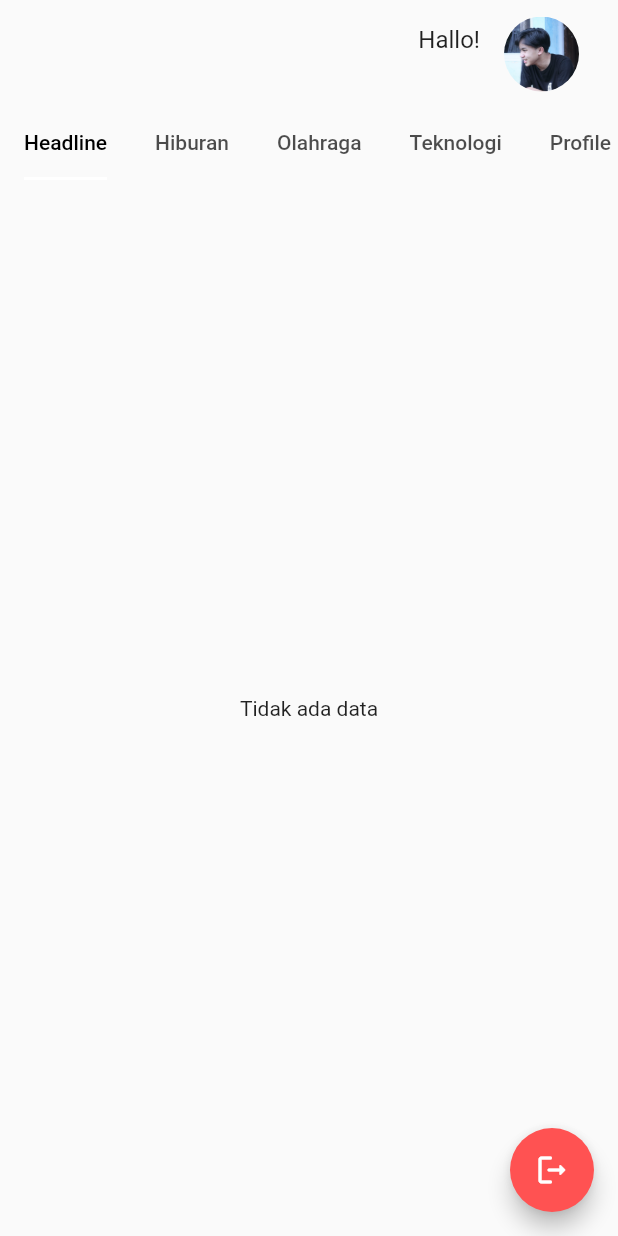
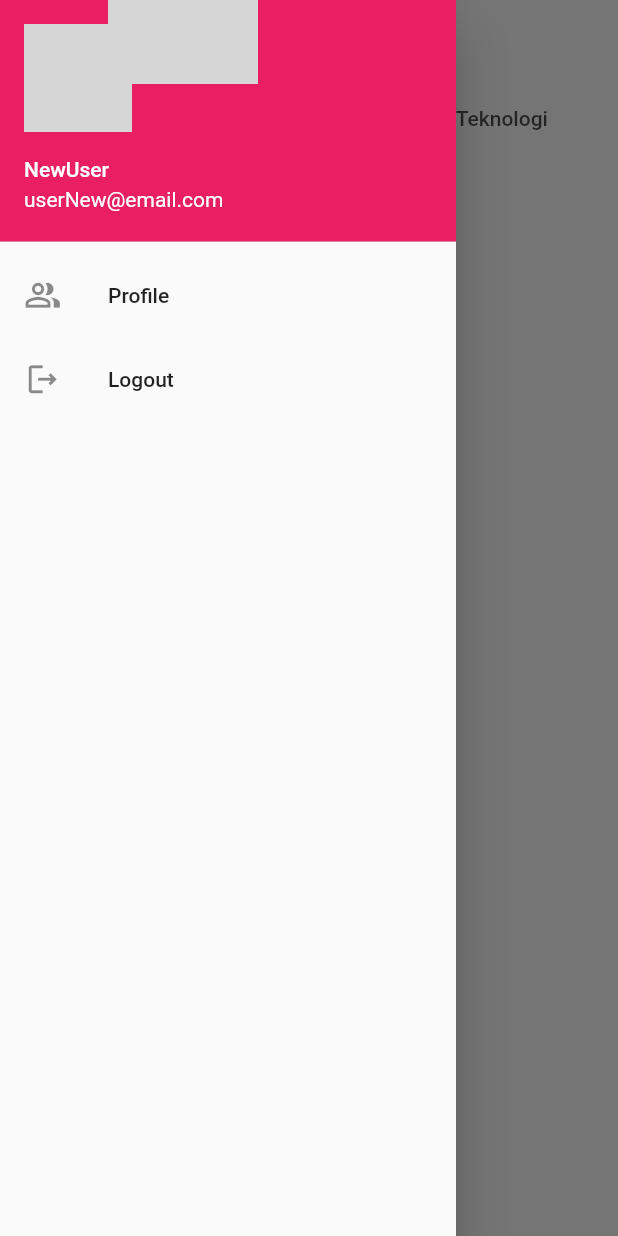
Before and after one commit to Nugraha1140/Getx, a Flutter app: the DashboardView screen opened by its route, with the side drawer open (before the commit the screen has no drawer), on a phone screen of 412 x 824 dp. Run offline on Flutter 3.47's test engine with Material 2 defaults, Android fonts, the phone set to English and light mode, and no system bars; our stand-ins replace carousel_slider, get, get_storage, google_fonts, hexcolor, lottie; accounts and stored records are empty; network calls fail; grey boxes are pictures that could not be loaded.

Commit message:
GetX Update

```diff
--- a/lib/app/modules/dashboard/views/dashboard_view.dart
+++ b/lib/app/modules/dashboard/views/dashboard_view.dart
@@ -8,7 +8,8 @@ import 'package:myapp/app/data/headline_response.dart';
 import 'package:myapp/app/data/sports_response.dart';
 import 'package:myapp/app/data/tecnology_response.dart';
 import 'package:myapp/app/modules/home/views/home_view.dart';
-
+import 'package:carousel_slider/carousel_slider.dart';
+import 'package:myapp/app/modules/profile/views/profile_view.dart';
 import '../controllers/dashboard_controller.dart';
 
 class DashboardView extends GetView<DashboardController> {
@@ -22,56 +23,57 @@ class DashboardView extends GetView<DashboardController> {
     return SafeArea(
       // Widget SafeArea menempatkan semua konten widget ke dalam area yang aman (safe area) dari layar.
       child: DefaultTabController(
-        length: 5,
+        length: 4,
         // Widget DefaultTabController digunakan untuk mengatur tab di aplikasi.
         child: Scaffold(
-          floatingActionButton: FloatingActionButton(
-            onPressed: () async {
+          backgroundColor: Colors.white,
+          drawer: Drawer(
+            child: Column(
+              children: <Widget>[
+                UserAccountsDrawerHeader(
+                    decoration: BoxDecoration(color: Colors.pink),
+                    currentAccountPicture: ClipRRect(
+                      borderRadius: BorderRadius.circular(10),
+                      child: Image.network(
+                          'https://avatars.githubusercontent.com/u/74711322?v=4'),
+                    ),
+                    accountName: Text('NewUser'),
+                    accountEmail: Text('userNew@email.com')),
+                ListTile(
+                  onTap: () async {
+                    Get.offAll(() => const ProfileView());
+                  },
+                  leading: Icon(
+                    Icons.people_alt_outlined,
+                    size: 25,
+                  ),
+                  title: Text('Profile'),
+                ),
+                ListTile(
+                  onTap: () async {
                     await auth.erase();
                     Get.offAll(() => const HomeView());
                   },
-            backgroundColor: Colors.redAccent,
-            child: const Icon(Icons.logout_rounded),
+                  leading: Icon(
+                    Icons.logout_outlined,
+                    size: 25,
+                  ),
+                  title: Text('Logout'),
+                ),
+              ],
+            ),
           ),
           // Widget Scaffold digunakan sebagai struktur dasar aplikasi.
-          appBar: PreferredSize(
-            preferredSize: const Size.fromHeight(120.0),
-            // Widget PreferredSize digunakan untuk menyesuaikan tinggi appBar.
-            child: Column(
-              // Widget Column adalah widget yang menyatukan widget-childnya secara vertikal.
-              children: [
-                ListTile(
-                  // Widget ListTile digunakan untuk menampilkan tampilan list sederhana.
-                  title: const Text(
-                    "Hallo!",
-                    textAlign: TextAlign.end,
-                    // Properti textAlign digunakan untuk menentukan perataan teks.
+          appBar: AppBar(
+            // automaticallyImplyLeading: false,
+            iconTheme: IconThemeData(color: Colors.black),
+            backgroundColor: Colors.white,
+            title: Image.network(
+              'https://upload.wikimedia.org/wikipedia/commons/thumb/0/0d/Logo_Vidio.png/1200px-Logo_Vidio.png',
+              width: 100,
             ),
-                  subtitle: Text(
-                    auth.read('full_name').toString(),
-                    textAlign: TextAlign.end,
-                  ),
-                  trailing: Container(
-                    // Widget Container digunakan untuk mengatur tampilan konten dalam kotak.
-                    margin: const EdgeInsets.only(right: 10),
-                    // Properti margin digunakan untuk menentukan jarak dari tepi kontainer ke tepi widget yang di dalamnya.
-                    width: 50.0,
-                    height: 50.0,
-                    child: ClipOval(
-                      child: Image.asset(
-                        'assets/image/saya.jpg',
-                        height: 100,
-                        width: 100,
-                        fit: BoxFit.cover,
-                      ),
-                    ),
-                  ),
-                ),
-                const Align(
-                  // Widget Align digunakan untuk menempatkan widget pada posisi tertentu di dalam widget induk.
-                  alignment: Alignment.topLeft,
-                  // Properti alignment digunakan untuk menentukan letak widget di dalam widget induk.
-                  child: TabBar(
+            elevation: 0.0,
+            bottom: TabBar(
               // Widget TabBar digunakan untuk menampilkan tab di aplikasi.
               labelColor: Colors.black,
               // Properti labelColor digunakan untuk menentukan warna teks tab yang dipilih.
@@ -87,10 +89,6 @@ class DashboardView extends GetView<DashboardController> {
                 Tab(text: "Hiburan"),
                 Tab(text: "Olahraga"),
                 Tab(text: "Teknologi"),
-                      Tab(text: "Profile"),
-                    ],
-                  ),
-                ),
               ],
             ),
           ),
@@ -102,7 +100,7 @@ class DashboardView extends GetView<DashboardController> {
               entertainment(controller, scrollController),
               sports(controller, scrollController),
               tecnology(controller, scrollController),
-              profile(),
+
               // teknologi(),
               // sains(),
             ],
@@ -463,92 +461,4 @@ class DashboardView extends GetView<DashboardController> {
       },
     );
   }
-
-  profile() {
-    final auth = GetStorage();
-    return Scaffold(
-        body: ListView(physics: BouncingScrollPhysics(), children: [
-      Container(
-          padding: EdgeInsets.symmetric(horizontal: 48),
-          child:
-              Column(crossAxisAlignment: CrossAxisAlignment.start, children: [
-            Row(
-              mainAxisAlignment: MainAxisAlignment.spaceAround,
-              children: <Widget>[
-                ClipOval(
-                  child: Image.asset(
-                    'assets/image/saya.jpg',
-                    height: 100,
-                    width: 100,
-                    fit: BoxFit.cover,
-                  ),
-                ),
-              ],
-            ),
-            const SizedBox(height: 20),
-            Text(
-              'Nama',
-            ),
-            const SizedBox(height: 10),
-            Text(
-              auth.read('full_name').toString(),
-            ),
-            // const SizedBox(height: 16),
-            Divider(),
-            Text(
-              'Email',
-            ),
-            const SizedBox(height: 10),
-            Text('dikha_029@smkassalaambandung.sch.id'),
-            // auth.read('email'),
-            Divider(),
-            Text(
-              'Deskripsi',
-            ),
-            const SizedBox(height: 10),
-            Text(
-                'Halo Saya Dikha Adi Nugraha. Saya Tinggal Dibandung, Saat Ini Saya Bersekolah Di Smk Assalaam Bandung, Dengan Jurusan Rekayasa Perangkat Lunak'),
-            Divider(),
-          ])),
-      const SizedBox(height: 100),
-      Center(child: Text('Ikuti Saya')),
-      SizedBox(
-        height: 20,
-      ),
-      Column(
-        mainAxisAlignment: MainAxisAlignment.end,
-        children: [
-          Row(
-            mainAxisAlignment: MainAxisAlignment.center,
-            children: [
-              ClipOval(
-                child: Image.network(
-                  'https://cdn-icons-png.flaticon.com/512/25/25231.png',
-                  height: 40,
-                  width: 40,
-                  fit: BoxFit.cover,
-                ),
-              ),
-              ClipOval(
-                child: Image.network(
-                  'https://upload.wikimedia.org/wikipedia/commons/thumb/5/51/Facebook_f_logo_%282019%29.svg/2048px-Facebook_f_logo_%282019%29.svg.png',
-                  height: 40,
-                  width: 40,
-                  fit: BoxFit.cover,
-                ),
-              ),
-              ClipOval(
-                child: Image.network(
-                  'https://png.pngtree.com/png-vector/20221018/ourmid/pngtree-instagram-icon-png-image_6315974.png',
-                  height: 40,
-                  width: 40,
-                  fit: BoxFit.cover,
-                ),
-              ),
-            ],
-          ),
-        ],
-      )
-    ]));
 }
-}
--- a/lib/app/modules/home/controllers/home_controller.dart
+++ b/lib/app/modules/home/controllers/home_controller.dart
@@ -19,7 +19,7 @@ class HomeController extends GetxController {
               () => const LoginView(),
               transition: Transition.leftToRight,
             )
-          : Get.off(() => const DashboardView()),
+          : Get.off(() => DashboardView()),
     );
     super.onInit();
   }
--- a/lib/app/modules/login/controllers/login_controller.dart
+++ b/lib/app/modules/login/controllers/login_controller.dart
@@ -38,7 +38,7 @@ class LoginController extends GetxController {
       authToken.write('token', response.body['access_token']);
       authToken.write('full_name', response.body['full_name']);
       authToken.write('email', response.body['email']);
-      Get.offAll(() => const DashboardView());
+      Get.offAll(() => DashboardView());
     } else {
       Get.snackbar(
         'Error',
--- a/lib/app/routes/app_routes.dart
+++ b/lib/app/routes/app_routes.dart
@@ -6,6 +6,7 @@ abstract class Routes {
   static const HOME = _Paths.HOME;
   static const LOGIN = _Paths.LOGIN;
   static const DASHBOARD = _Paths.DASHBOARD;
+  static const PROFILE = _Paths.PROFILE;
 }
 
 abstract class _Paths {
@@ -13,4 +14,5 @@ abstract class _Paths {
   static const HOME = '/home';
   static const LOGIN = '/login';
   static const DASHBOARD = '/dashboard';
+  static const PROFILE = '/profile';
 }
--- a/lib/app/utils/api.dart
+++ b/lib/app/utils/api.dart
@@ -9,4 +9,6 @@ class BaseUrl {
       'https://gist.githubusercontent.com/olipiskandar/3d4c85f5a29ecf847f0abf3bb00a1c36/raw/ad7fbfae0dd5a8d2c08303f12401a6a2f22bcb52/sports.json';
   static String technology =
       'https://gist.githubusercontent.com/olipiskandar/3d4c85f5a29ecf847f0abf3bb00a1c36/raw/ad7fbfae0dd5a8d2c08303f12401a6a2f22bcb52/technology.json';
+  static String manga =
+      'https://komiku-api.fly.dev/api/comic/list?filter=manga';
 }
--- a/pubspec.yaml
+++ b/pubspec.yaml
@@ -16,6 +16,7 @@ dependencies:
   hexcolor: ^3.0.1
   http: ^0.13.5
   lottie: ^2.2.0
+  carousel_slider: ^4.1.1
 dev_dependencies:
   flutter_lints: ^2.0.0
   flutter_test:
```
Also changed, not shown: lib/app/modules/profile/bindings/profile_binding.dart (added, +12 -0 lines), lib/app/modules/profile/controllers/profile_controller.dart (added, +23 -0 lines), lib/app/modules/profile/views/profile_view.dart (added, +112 -0 lines), lib/app/routes/app_pages.dart (+8 -1 lines), pubspec.lock, 6 other files. Lines whose indentation alone changed are shown as unchanged.
